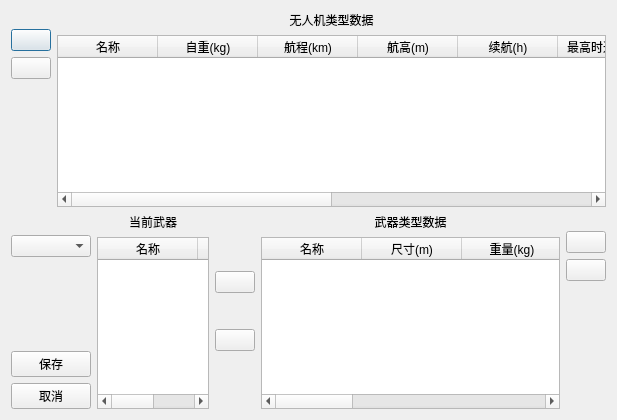
Above: UAV/UAVServer/dialog/uavtypedatadialog.ui from zt900403/UAV before the change. Below: the same form after it.
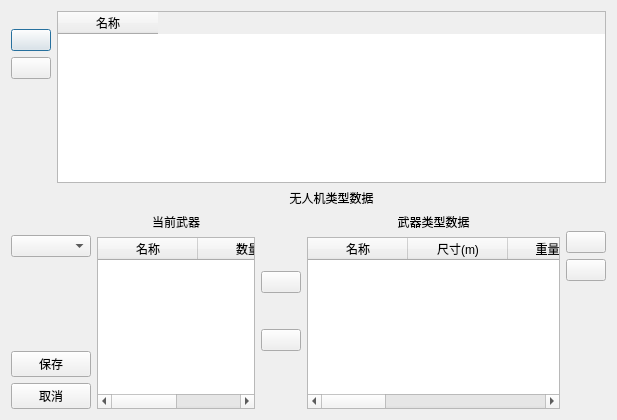
That is the form after the change. Icons and pictures are not drawn.

```diff
--- a/UAV/UAVServer/dialog/uavtypedatadialog.ui
+++ b/UAV/UAVServer/dialog/uavtypedatadialog.ui
@@ -74,6 +74,24 @@
      </item>
      <item>
       <layout class="QVBoxLayout" name="verticalLayout_4">
+       <item>
+        <widget class="QTableWidget" name="uavTableWidget">
+         <property name="alternatingRowColors">
+          <bool>true</bool>
+         </property>
+         <property name="selectionMode">
+          <enum>QAbstractItemView::SingleSelection</enum>
+         </property>
+         <property name="selectionBehavior">
+          <enum>QAbstractItemView::SelectRows</enum>
+         </property>
+         <column>
+          <property name="text">
+           <string>名称</string>
+          </property>
+         </column>
+        </widget>
+       </item>
        <item>
         <widget class="QLabel" name="label">
          <property name="text">
@@ -84,66 +102,12 @@
          </property>
         </widget>
        </item>
-       <item>
-        <widget class="QTableWidget" name="uavTableWidget">
-         <column>
-          <property name="text">
-           <string>名称</string>
-          </property>
-         </column>
-         <column>
-          <property name="text">
-           <string>自重(kg)</string>
-          </property>
-         </column>
-         <column>
-          <property name="text">
-           <string>航程(km)</string>
-          </property>
-         </column>
-         <column>
-          <property name="text">
-           <string>航高(m)</string>
-          </property>
-         </column>
-         <column>
-          <property name="text">
-           <string>续航(h)</string>
-          </property>
-         </column>
-         <column>
-          <property name="text">
-           <string>最高时速(km/h)</string>
-          </property>
-         </column>
-         <column>
-          <property name="text">
-           <string>提升加速度(km/s^2)</string>
-          </property>
-         </column>
-         <column>
-          <property name="text">
-           <string>载荷(kg)</string>
-          </property>
-         </column>
-         <column>
-          <property name="text">
-           <string>图片</string>
-          </property>
-         </column>
-         <column>
-          <property name="text">
-           <string>描述</string>
-          </property>
-         </column>
-        </widget>
-       </item>
       </layout>
      </item>
     </layout>
    </item>
    <item>
-    <layout class="QHBoxLayout" name="horizontalLayout_3" stretch="2,3,1,8,1">
+    <layout class="QHBoxLayout" name="horizontalLayout_3" stretch="1,5,1,8,1">
      <item>
       <layout class="QVBoxLayout" name="verticalLayout_2" stretch="1,2,4,2,2">
        <item>
@@ -213,6 +177,15 @@
        </item>
        <item>
         <widget class="QTableWidget" name="currentWeaponTableWidget">
+         <property name="alternatingRowColors">
+          <bool>true</bool>
+         </property>
+         <property name="selectionMode">
+          <enum>QAbstractItemView::SingleSelection</enum>
+         </property>
+         <property name="selectionBehavior">
+          <enum>QAbstractItemView::SelectRows</enum>
+         </property>
          <column>
           <property name="text">
            <string>名称</string>
@@ -324,6 +297,15 @@
        </item>
        <item>
         <widget class="QTableWidget" name="weaponTypeDataTableWidget">
+         <property name="alternatingRowColors">
+          <bool>true</bool>
+         </property>
+         <property name="selectionMode">
+          <enum>QAbstractItemView::SingleSelection</enum>
+         </property>
+         <property name="selectionBehavior">
+          <enum>QAbstractItemView::SelectRows</enum>
+         </property>
          <column>
           <property name="text">
            <string>名称</string>
```
Left out of the diff: 8 changed lines with no effect on the pictures.
